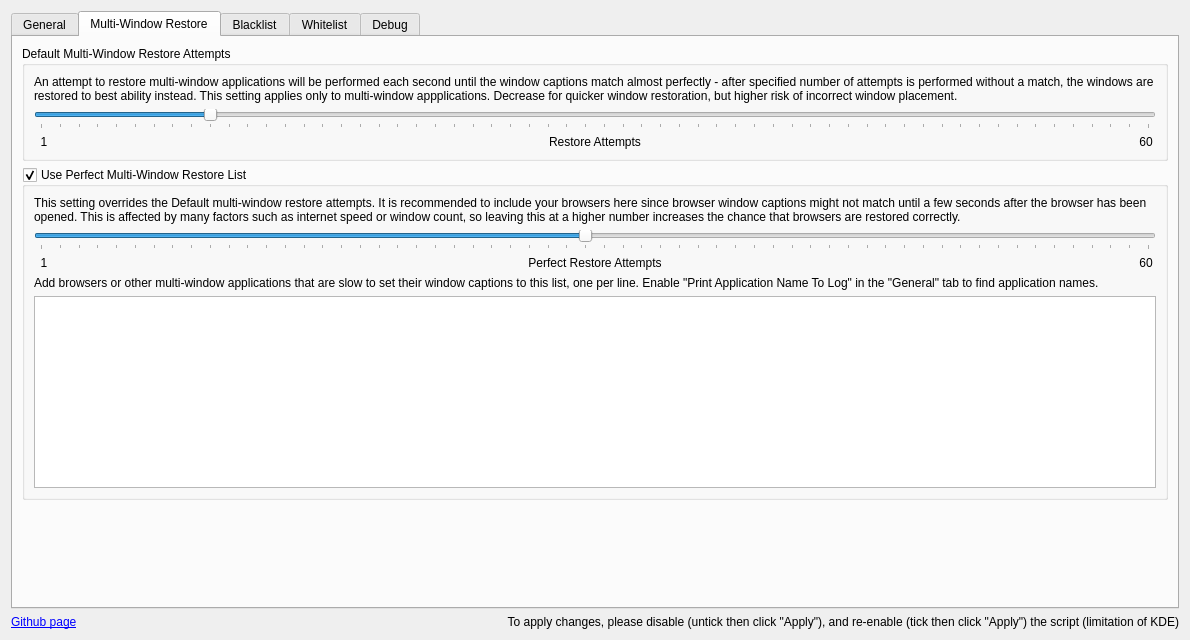
The window that src/contents/ui/config.ui (rxappdev/RememberWindowPositions) describes before a commit, drawn with Qt 5.
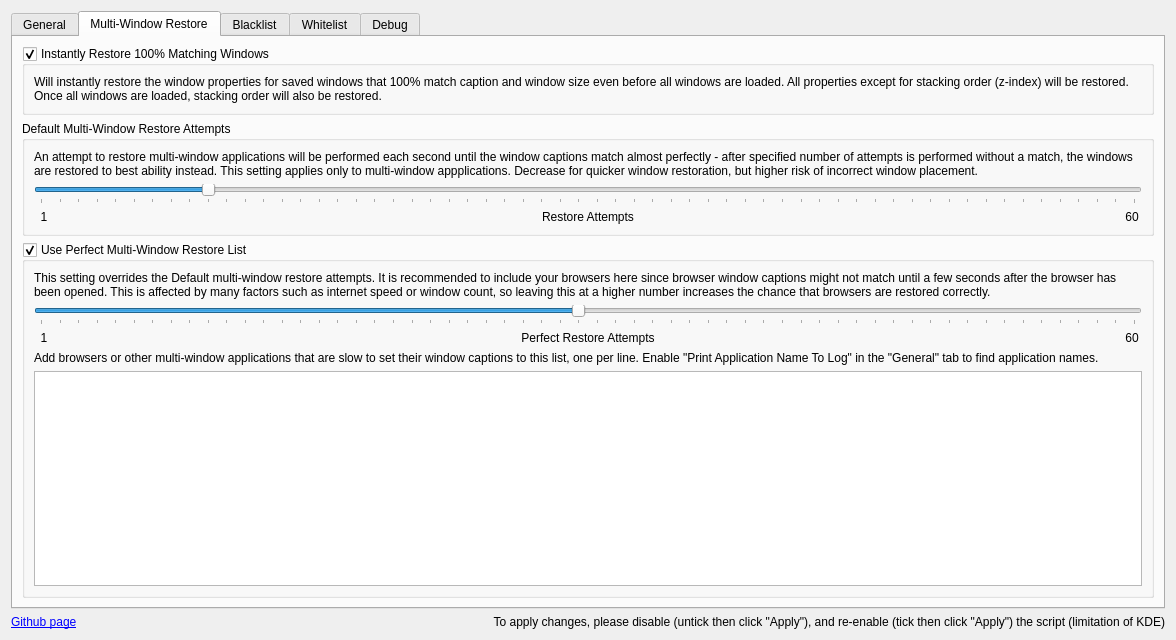
The same window after the commit. The open tabs and pages were chosen to show the change. Icons and pictures are not drawn.

Commit message:
Added support for instant multi-window restore
Multi-window applications can now be instantly restored (at least the
matching windows) when an application window 100% matches a saved
windows caption, width and height.

Stacking order (z-index) will be restored once all windows are re-opened.

Windows that do not 100% match any saved windows will be restored as
usual when all windows are re-opened or after the specified number of
restore attempts.

What changed in the file:
```diff
--- a/src/contents/ui/config.ui
+++ b/src/contents/ui/config.ui
@@ -6,7 +6,7 @@
    <rect>
     <x>0</x>
     <y>0</y>
-    <width>1190</width>
+    <width>1176</width>
     <height>640</height>
    </rect>
   </property>
@@ -310,6 +310,28 @@
        <string>Multi-Window Restore</string>
       </attribute>
       <layout class="QVBoxLayout" name="verticalLayout_2">
+       <item>
+        <widget class="QGroupBox" name="kcfg_instantRestore">
+         <property name="title">
+          <string>Instantly Restore 100% Matching Windows</string>
+         </property>
+         <property name="checkable">
+          <bool>true</bool>
+         </property>
+         <layout class="QVBoxLayout" name="verticalLayout_5">
+          <item>
+           <widget class="QLabel" name="label_instantRestoreDescription">
+            <property name="text">
+             <string>Will instantly restore the window properties for saved windows that 100% match caption and window size even before all windows are loaded. All properties except for stacking order (z-index) will be restored. Once all windows are loaded, stacking order will also be restored.</string>
+            </property>
+            <property name="wordWrap">
+             <bool>true</bool>
+            </property>
+           </widget>
+          </item>
+         </layout>
+        </widget>
+       </item>
        <item>
         <widget class="QGroupBox" name="groupBox_multiWindowRestoreAttempts">
          <property name="title">
@@ -501,19 +523,6 @@
          </layout>
         </widget>
        </item>
-       <item>
-        <spacer name="verticalSpacer_multiWindowRestore">
-         <property name="orientation">
-          <enum>Qt::Orientation::Vertical</enum>
-         </property>
-         <property name="sizeHint" stdset="0">
-          <size>
-           <width>20</width>
-           <height>40</height>
-          </size>
-         </property>
-        </spacer>
-       </item>
       </layout>
      </widget>
      <widget class="QWidget" name="tab_blacklist">
```
Left out of the diff: 12 changed lines with no effect on the pictures. Lines whose indentation alone changed are shown as unchanged. The commit also changes 4 other files.
